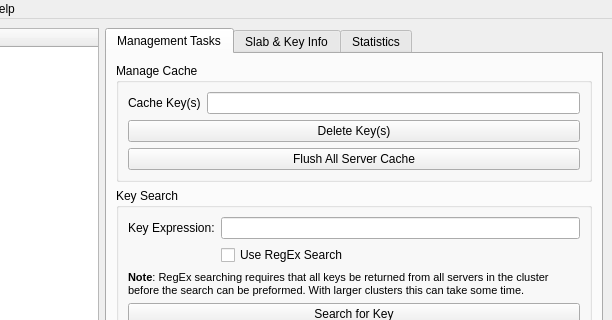
Above: rawDialogs/MainWindow.ui from licface/memcached-manager before the change; both pictures show x 110 to 722 and y 0 to 320 of the 722 by 591 pixel window. Below: the same form after it.
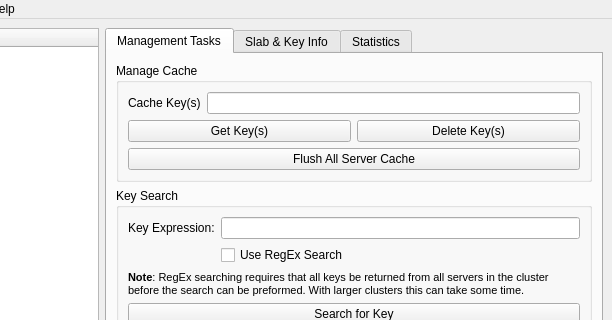
That is the form after the change. Icons and pictures are not drawn.

Diff of the .ui file:
```diff
--- a/rawDialogs/MainWindow.ui
+++ b/rawDialogs/MainWindow.ui
@@ -105,12 +105,23 @@
             </layout>
            </item>
            <item>
-            <widget class="QPushButton" name="btnCacheKeys">
+            <layout class="QHBoxLayout" name="horizontalLayout">
+             <item>
+              <widget class="QPushButton" name="btnGetCacheKeys">
+               <property name="text">
+                <string>Get Key(s)</string>
+               </property>
+              </widget>
+             </item>
+             <item>
+              <widget class="QPushButton" name="btnDelCacheKeys">
              <property name="text">
               <string>Delete Key(s)</string>
              </property>
             </widget>
            </item>
+            </layout>
+           </item>
            <item>
             <widget class="QPushButton" name="btnFlushCache">
              <property name="toolTip">
```
Left out of the diff: 15 changed lines with no effect on the pictures. Lines whose indentation alone changed are shown as unchanged.
